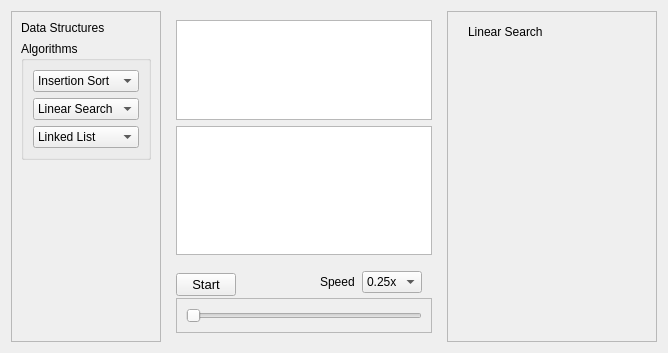
Above: form.ui from Binaya764/DSA-Visualizer before the change. Below: the same form after it.
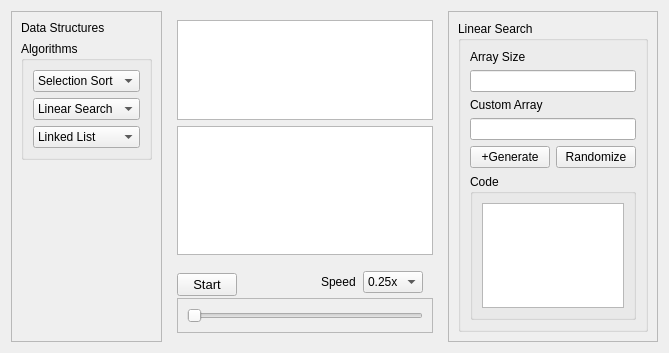
That is the form after the change. The open tabs and pages were chosen to show the change.

Commit message: Linear Search UI created

Patch:
```diff
--- a/form.ui
+++ b/form.ui
@@ -55,7 +55,7 @@
                  </property>
                  <item>
                   <property name="text">
-                   <string>Insertion Sort</string>
+                   <string>Selection Sort</string>
                   </property>
                  </item>
                  <item>
@@ -493,19 +493,79 @@
         </layout>
        </widget>
        <widget class="QWidget" name="Linear_search">
-        <widget class="QLabel" name="label_6">
-         <property name="geometry">
-          <rect>
-           <x>20</x>
-           <y>10</y>
-           <width>161</width>
-           <height>20</height>
-          </rect>
-         </property>
-         <property name="text">
-          <string>Linear Search</string>
-         </property>
-        </widget>
+        <layout class="QHBoxLayout" name="horizontalLayout_7">
+         <item>
+          <layout class="QVBoxLayout" name="verticalLayout_24">
+           <item>
+            <widget class="QGroupBox" name="groupBox_6">
+             <property name="title">
+              <string>Linear Search</string>
+             </property>
+             <layout class="QVBoxLayout" name="verticalLayout_26">
+              <item>
+               <layout class="QVBoxLayout" name="verticalLayout_25">
+                <item>
+                 <widget class="QLabel" name="label_6">
+                  <property name="text">
+                   <string>Array Size</string>
+                  </property>
+                 </widget>
+                </item>
+                <item>
+                 <widget class="QLineEdit" name="size_array_lineEdit_LSearch"/>
+                </item>
+                <item>
+                 <widget class="QLabel" name="label_13">
+                  <property name="text">
+                   <string>Custom Array</string>
+                  </property>
+                 </widget>
+                </item>
+                <item>
+                 <widget class="QLineEdit" name="CArray_lineEdit_LSearch"/>
+                </item>
+                <item>
+                 <layout class="QHBoxLayout" name="horizontalLayout_8">
+                  <item>
+                   <widget class="QPushButton" name="BtnGenerate_LSearch">
+                    <property name="text">
+                     <string>+Generate</string>
+                    </property>
+                   </widget>
+                  </item>
+                  <item>
+                   <widget class="QPushButton" name="BtnRandomize_LSearch">
+                    <property name="text">
+                     <string>Randomize</string>
+                    </property>
+                   </widget>
+                  </item>
+                 </layout>
+                </item>
+                <item>
+                 <widget class="QGroupBox" name="groupBox_7">
+                  <property name="title">
+                   <string>Code</string>
+                  </property>
+                  <layout class="QVBoxLayout" name="verticalLayout_28">
+                   <item>
+                    <layout class="QVBoxLayout" name="verticalLayout_27">
+                     <item>
+                      <widget class="QGraphicsView" name="code_graphicsView_LSearch"/>
+                     </item>
+                    </layout>
+                   </item>
+                  </layout>
+                 </widget>
+                </item>
+               </layout>
+              </item>
+             </layout>
+            </widget>
+           </item>
+          </layout>
+         </item>
+        </layout>
        </widget>
        <widget class="QWidget" name="Binary_search">
         <layout class="QVBoxLayout" name="verticalLayout_11">
```
Left out of the diff: 2 changed lines with no effect on the pictures. The commit also changes 2 other files.
